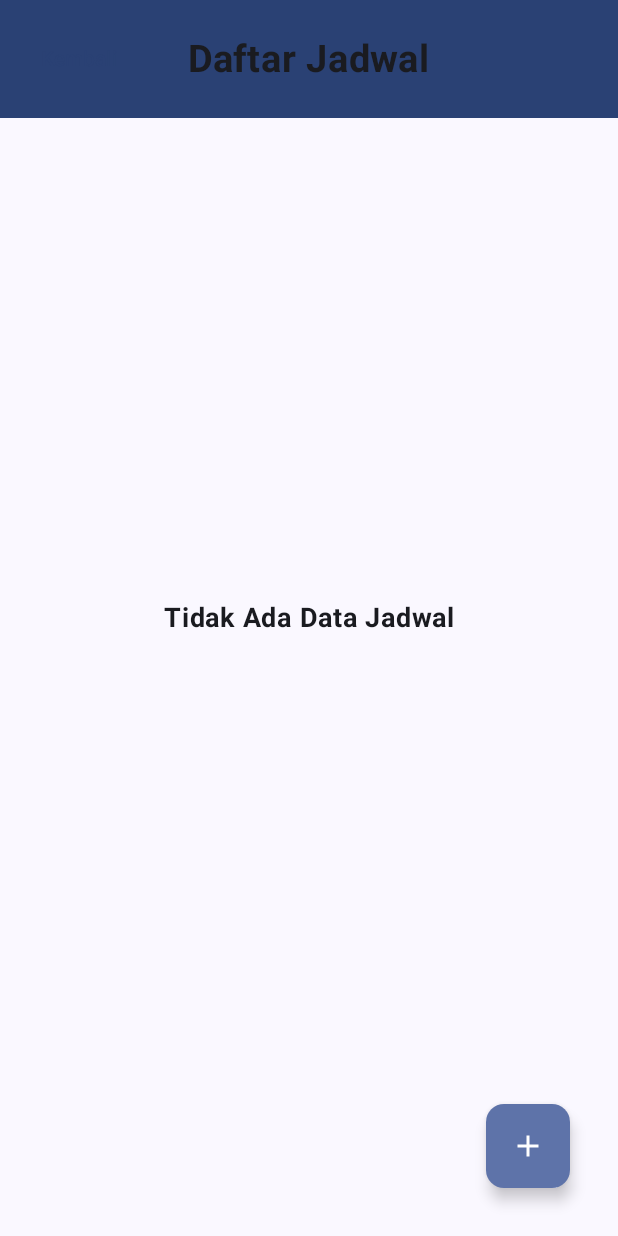
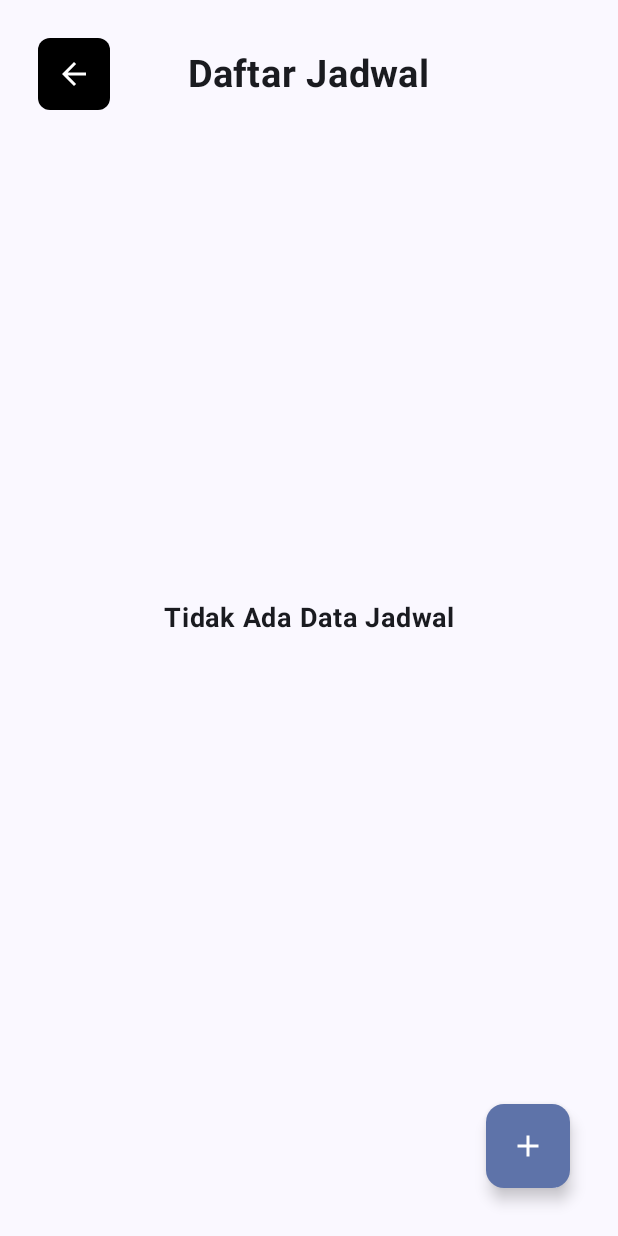
Before and after one commit to ijaamm/UcpRoomDatabase_0018, an Android app built with Jetpack Compose: the composable HomeJadView shown on its own in the app's theme, on a phone screen of 412 x 824 dp. Run offline under Robolectric (Android 15) with nearby library versions, the phone set to English and light mode, and no system bars.

Commit message:
merubah tombol kembali menjadi icon arrowback

```diff
--- a/app/src/main/java/com/example/ucp2/ui/customwidget/TopAppBar.kt
+++ b/app/src/main/java/com/example/ucp2/ui/customwidget/TopAppBar.kt
@@ -6,12 +6,17 @@ import androidx.compose.foundation.layout.Row
 import androidx.compose.foundation.layout.Spacer
 import androidx.compose.foundation.layout.fillMaxWidth
 import androidx.compose.foundation.layout.padding
-import androidx.compose.material3.MaterialTheme
+import androidx.compose.foundation.shape.RoundedCornerShape
+import androidx.compose.material.icons.Icons
+import androidx.compose.material.icons.filled.ArrowBack
+import androidx.compose.material3.Icon
+import androidx.compose.material3.IconButton
+import androidx.compose.material3.Shapes
 import androidx.compose.material3.Text
-import androidx.compose.material3.TextButton
 import androidx.compose.runtime.Composable
 import androidx.compose.ui.Alignment
 import androidx.compose.ui.Modifier
+import androidx.compose.ui.graphics.Color
 import androidx.compose.ui.text.font.FontWeight
 import androidx.compose.ui.unit.dp
 import androidx.compose.ui.unit.sp
@@ -25,7 +30,6 @@ fun TopAppBar(
     Box(
         modifier = Modifier
             .fillMaxWidth()
-            .background(MaterialTheme.colorScheme.primary)
             .padding(15.dp),
         contentAlignment = Alignment.Center
     ){
@@ -34,11 +38,20 @@ fun TopAppBar(
                 modifier = Modifier.fillMaxWidth(),
                 verticalAlignment = Alignment.CenterVertically
             ) {
-                TextButton(
+                IconButton(
                     onClick = onBack,
                     modifier = Modifier.align(Alignment.CenterVertically)
+                        .padding(10.dp)
+                        .background(
+                            color = Color.Black,
+                            shape = RoundedCornerShape(8.dp)
+                        )
                 ) {
-                    Text("Kembali")
+                    Icon(
+                        imageVector = Icons.Default.ArrowBack,
+                        contentDescription = "Kembali",
+                        tint = Color.White
+                    )
                 }
                 Spacer(modifier = Modifier.weight(2f))
             }
```
